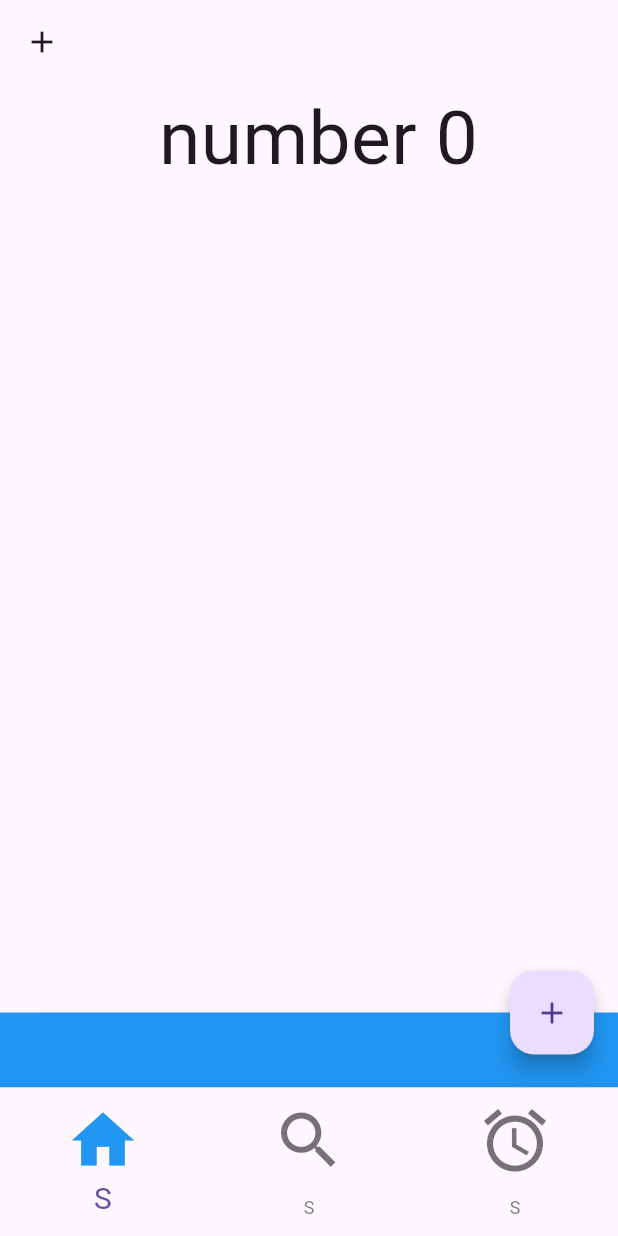
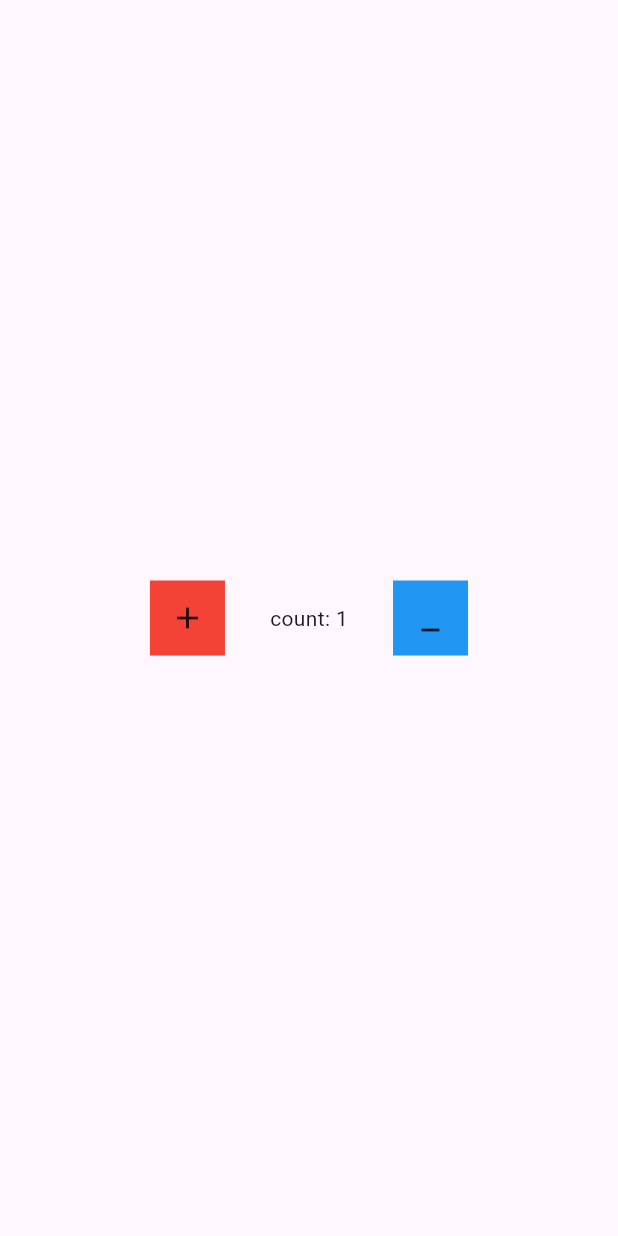
Before and after one commit to OmarMushtaha2020/example_project, a Flutter app: the screen it shows after launch, after a tap on the "add" icon, on a phone screen of 412 x 824 dp. Run offline on Flutter 3.47's test engine with Material 3 defaults, Android fonts, the phone set to English and light mode, and no system bars.

Commit message:
update in code

```diff
--- a/lib/login_screen.dart
+++ /dev/null
@@ -1,74 +0,0 @@
-
-import 'package:example_project/main.dart';
-import 'package:flutter/material.dart';
-
-class LoginScreen extends StatefulWidget {
-
-  @override
-  State<LoginScreen> createState() => _LoginScreenState();
-}
-int index=0;
-class _LoginScreenState extends State<LoginScreen> {
-  @override
-  Widget build(BuildContext context) {
-    return Scaffold(
-      appBar: AppBar(
-        leading: GestureDetector(onTap: (){
-          Navigator.pushReplacementNamed(context, '/home');
-
-        },child: Icon(Icons.add)),
-      ),
-      floatingActionButton: FloatingActionButton(
-        onPressed: (){
-          setState(() {
-            counter++;
-
-          });
-        },
-        child: Icon(Icons.add),
-      ),
-      body: Center(
-        child: Column(
-          children: [
-            counter!=0 ?Text("data"):Container(),
-
-            Text(" number $counter",style: TextStyle(
-              fontSize: 50,
-            ),),
-          ],
-        ),
-      ),
-      bottomNavigationBar: BottomNavigationBar(
-        selectedFontSize: 20,
-        iconSize: 50,
-        selectedIconTheme: IconThemeData(
-          color: Colors.blue
-        ),
-        onTap: (value){
-          setState(() {
-            changeValue(value);
-
-          });
-
-        },
-        currentIndex: index,
-        items: [
-          BottomNavigationBarItem(icon: Icon(Icons.home),label: "S"),
-          BottomNavigationBarItem(icon: Icon(Icons.search),label: "S"),
-          BottomNavigationBarItem(icon: Icon(Icons.access_alarm_outlined),label: "S"),
-
-        ],
-      ),
-      bottomSheet: Container( color: Colors.blue,
-        height: 50,
-
-      ),
-    );
-  }
-  changeValue(int value){
-    setState(() {
-      index=value;
-print(index);
-    });
-  }
-}
--- a/lib/main.dart
+++ b/lib/main.dart
@@ -1,100 +1,181 @@
-import 'package:example_project/login_screen.dart';
+import 'package:flutter/cupertino.dart';
 import 'package:flutter/material.dart';
-
+import 'package:flutter/widgets.dart';
+// life cycle of an app
+// 1.MyApp
+// 2.MaterialApp
+// 3. variable home inside MaterialApp(screen Which you want to run at)
+// 4.Scaffold
 void main() {
+  //runApp  is a function that initializes the Flutter framework and inflates the given widget to the screen.
+  // It's the entry point for any Flutter application and is typically used in the main() function of your Dart code.
+  // runApp function take an widget
   runApp(MyApp());
 }
-
+//Widget It is divided into two types 1.StatelessWidget ,2.StatefulWidget
+//Here MyApp extends StatelessWidget that mean  MyApp is  Widget
+//StatelessWidget We use it when we want to have a fixed interface without any interactions
+// StatefulWidget We use it when we want to have an interface that has interactions such as a counter
 class MyApp extends StatelessWidget {
+// Widget build is abstract in class StatelessWidget So you should override it
   @override
   Widget build(BuildContext context) {
     return MaterialApp(
-      title: 'StatefulWidget Lifecycle Demo',
-      theme: ThemeData(
-        primarySwatch: Colors.blue,
-      ),
-      initialRoute: '/home',
-      routes: {
-        '/home':(context)=>HomeScreen(),
-        '/login':(context)=>LoginScreen(),
-      },
-      home: HomeScreen(),
+      debugShowCheckedModeBanner: false,
+      home: LoginPage(),
     );
   }
 }
 
-class HomeScreen extends StatefulWidget {
+class LoginPage extends StatefulWidget {
   @override
-  _HomeScreenState createState() => _HomeScreenState();
+  State<LoginPage> createState() => _LoginPageState();
 }
-int counter = 0;
 
-class _HomeScreenState extends State<HomeScreen> {
-  String _message = "Welcome!";
+class _LoginPageState extends State<LoginPage> {
+  int count=0;
+@override
+  void initState() {
+    // TODO: implement initState
+  print("omar");
+    super.initState();
+  }
+  void add(){
+    setState(() {
+      count++;
+      print(count);
+    });
 
-  @override
-  void initState() {
-    super.initState();
-
-    print("HomeScreen: initState");
-    // Initialization code, e.g., setting up a timer or fetching data
-    _message = "Counter initialized!";
   }
 
-  @override
-  void didChangeDependencies() {
-    super.didChangeDependencies();
-    _message="omar";
-    print("message: ${_message}");
-    // This method is called when dependencies change, e.g., if you use InheritedWidget
+  void mins(){
+    setState(() {
+      count--;
+
+      print(count);
+
+    });
   }
 
   @override
   Widget build(BuildContext context) {
-    print("HomeScreen: build");
+    // TODO: implement build
     return Scaffold(
-      floatingActionButton: FloatingActionButton(onPressed: (){
-        Navigator.pushReplacementNamed(context, '/login');
+// floatingActionButton: FloatingActionButton(onPressed: () {
+//   print("object");
+// },child: Text("o"),),
+//       bottomNavigationBar: BottomNavigationBar(
+//
+//        items: [
+//         BottomNavigationBarItem(icon: Icon(Icons.access_time_filled_sharp),label: "omar"),
+//         BottomNavigationBarItem(icon: Icon(Icons.access_time_filled_sharp),label: "omar"),
+//         BottomNavigationBarItem(icon: Icon(Icons.access_time_filled_sharp),label: "omar"),
+//         BottomNavigationBarItem(icon: Icon(Icons.access_time_filled_sharp),label: "omar"),
+//
+//       ],),
+// appBar: AppBar(
+//   toolbarHeight: 50,
+//   backgroundColor: Colors.blue,
+//   leading: Icon(Icons.access_time_filled_sharp,color: Colors.cyanAccent,),
+//   actions: [
+//     Icon(Icons.cached,color: Colors.black,size: 40,),
+//   ],
+//   title: Text("Login Page",style:TextStyle(
+//     fontSize: 40,
+//     color: Colors.cyanAccent,
+//   ) ,),
+// ),
 
-      },child: Icon(Icons.add),),
-      appBar: AppBar(
-        title: Text('StatefulWidget Lifecycle'),
-      ),
-      body: Center(
+//   body: Center(
+//     child: Text("omar",style: TextStyle(
+//       fontSize: 20,
+//       color: Colors.cyan,
+//     ),),
+//   ),
+      //
+//     body: Center(
+//       child: Container(
+//         height: 50,
+//         width: 60,
+//         color: Colors.orange,
+//         child: const Center(child: Text("OMAR")
+//         ),
+//       ),
+//     ),
+      //
+//       body: Container(
+// width: double.infinity,
+//         child: Column(
+//           mainAxisAlignment: MainAxisAlignment.center,
+//           crossAxisAlignment: CrossAxisAlignment.center,
+//           children: [
+//             Text("data"),
+//             SizedBox(child: Container(
+//               width: double.infinity,
+//               height: 1,
+//               color: Colors.red,
+//             ),),
+//             // Spacer(),
+//             Text("data"),
+//
+//           ],
+//         ),
+//       ),
+//     body: Center(
+//       child: Row(
+//         children: [
+//           Text("omar"),
+//           Container(width: 50,height: 50,color: Colors.red,),
+//           Spacer(),
+//           Text("omar"),
+//           SizedBox(width: 50,),
+//           Text("omar"),
+//           SizedBox(width: 50,),
+//
+//           Text("omar"),
+//
+//         ],
+//       ),
+//     ),
+      body: Container(
+        width: double.infinity,
         child: Column(
           mainAxisAlignment: MainAxisAlignment.center,
-          children: <Widget>[
-            Text(
-              _message,
-              style: TextStyle(fontSize: 24),
-            ),
-            SizedBox(height: 20),
-            Text(
-              'Counter: $counter',
-              style: TextStyle(fontSize: 48),
-            ),
-            SizedBox(height: 20),
-            ElevatedButton(
-              onPressed: () {
+          crossAxisAlignment: CrossAxisAlignment.center,
+          children: [
+            // Container(
+            //     height: 100,
+            //     width: 100,
+            //     decoration: BoxDecoration(
+            //       borderRadius: BorderRadius.only(
+            //           topRight: Radius.circular(10),
+            //           topLeft: Radius.circular(10)),
+            //       color: Colors.red,
+            //     )),
+            Row(
+              mainAxisAlignment: MainAxisAlignment.center,
+              crossAxisAlignment: CrossAxisAlignment.center,
+              children: [
+GestureDetector(onTap: (){
+  add();
 
-                setState(() {
-                  counter++;
-                  _message = "Counter incremented!";
-                });
-              },
-              child: Text('Increment Counter'),
+},child: Container(width: 50,height: 50,color: Colors.red,child: Icon(Icons.add),)),
+                SizedBox(width: 30,),
+
+                Text("count: $count"),
+                SizedBox(width: 30,),
+
+
+                GestureDetector(onTap: (){
+
+mins();
+                },child: Container(width: 50,height: 50,color: Colors.blue,child: Icon(Icons.minimize_sharp),)),
+
+              ],
             ),
           ],
         ),
       ),
     );
   }
-
-  @override
-  void dispose() {
-    print("HomeScreen: dispose");
-    super.dispose();  // Important to call this method to clean up resources
-
-    // Cleanup code, e.g., cancelling timers or disposing of controllers
-  }
 }
```
